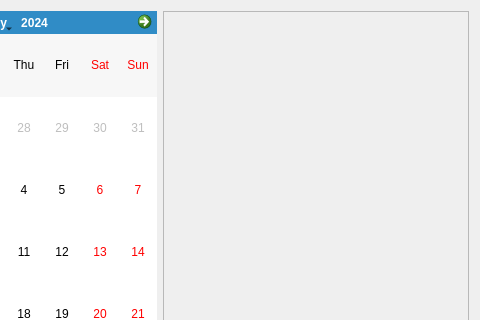
Old version of the form src/GUI/TasksList/TasksList.ui in the repository Yaon-C2H8N2/Projet-CDAA; both pictures show x 160 to 640 and y 0 to 320 of the 640 by 480 pixel window.
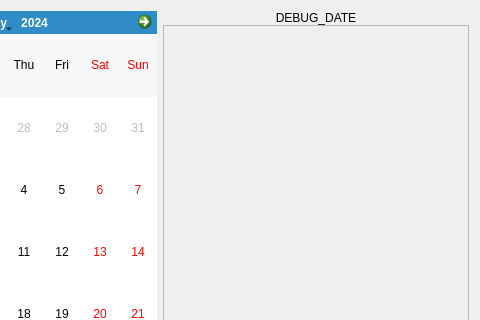
New version of the form.

The edit to the form file:
```diff
--- a/src/GUI/TasksList/TasksList.ui
+++ b/src/GUI/TasksList/TasksList.ui
@@ -18,6 +18,40 @@
     <widget class="QCalendarWidget" name="calendarWidget"/>
    </item>
    <item>
+    <widget class="QFrame" name="frame">
+     <property name="frameShape">
+      <enum>QFrame::NoFrame</enum>
+     </property>
+     <property name="frameShadow">
+      <enum>QFrame::Plain</enum>
+     </property>
+     <layout class="QVBoxLayout" name="verticalLayout">
+      <property name="spacing">
+       <number>0</number>
+      </property>
+      <property name="leftMargin">
+       <number>0</number>
+      </property>
+      <property name="topMargin">
+       <number>0</number>
+      </property>
+      <property name="rightMargin">
+       <number>0</number>
+      </property>
+      <property name="bottomMargin">
+       <number>0</number>
+      </property>
+      <item>
+       <widget class="QLabel" name="selectedDateLabel">
+        <property name="text">
+         <string>DEBUG_DATE</string>
+        </property>
+        <property name="alignment">
+         <set>Qt::AlignCenter</set>
+        </property>
+       </widget>
+      </item>
+      <item>
     <widget class="QScrollArea" name="tasksScrollArea">
      <property name="widgetResizable">
       <bool>true</bool>
@@ -28,10 +62,13 @@
         <x>0</x>
         <y>0</y>
         <width>302</width>
-        <height>460</height>
+           <height>441</height>
        </rect>
       </property>
      </widget>
+       </widget>
+      </item>
+     </layout>
     </widget>
    </item>
   </layout>
```
Lines whose indentation alone changed are shown as unchanged.
